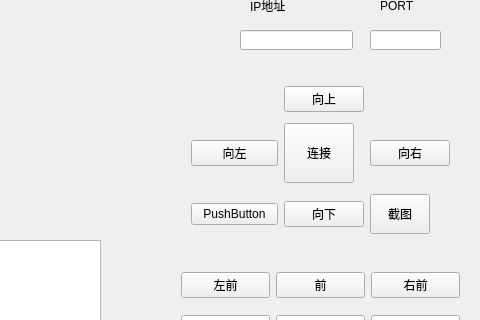
This is robot/carControl/mainwindow.ui in yyjqr/Eangel as Qt 5 draws it before an edit; both pictures show x 520 to 1000 and y 227 to 547 of the 1000 by 720 pixel window. The edited form follows.
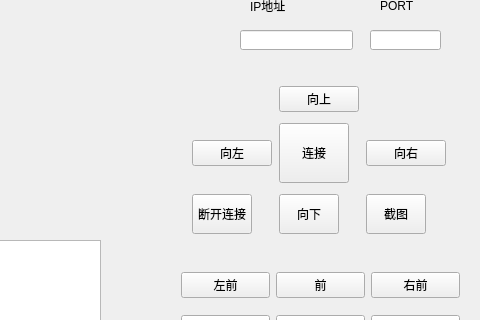
This is the edited form.

The edit to the form file:
```diff
--- a/robot/carControl/mainwindow.ui
+++ b/robot/carControl/mainwindow.ui
@@ -190,15 +190,33 @@
      </item>
      <item row="2" column="1">
       <widget class="QPushButton" name="pushButton_DOWN">
+       <property name="minimumSize">
+        <size>
+         <width>60</width>
+         <height>40</height>
+        </size>
+       </property>
+       <property name="maximumSize">
+        <size>
+         <width>60</width>
+         <height>40</height>
+        </size>
+       </property>
        <property name="text">
         <string>向下</string>
        </property>
       </widget>
      </item>
      <item row="2" column="0">
-      <widget class="QPushButton" name="pushButton_test">
+      <widget class="QPushButton" name="pushButton_disconnect">
+       <property name="maximumSize">
+        <size>
+         <width>60</width>
+         <height>40</height>
+        </size>
+       </property>
        <property name="text">
-        <string>PushButton</string>
+        <string>断开连接</string>
        </property>
       </widget>
      </item>
```
